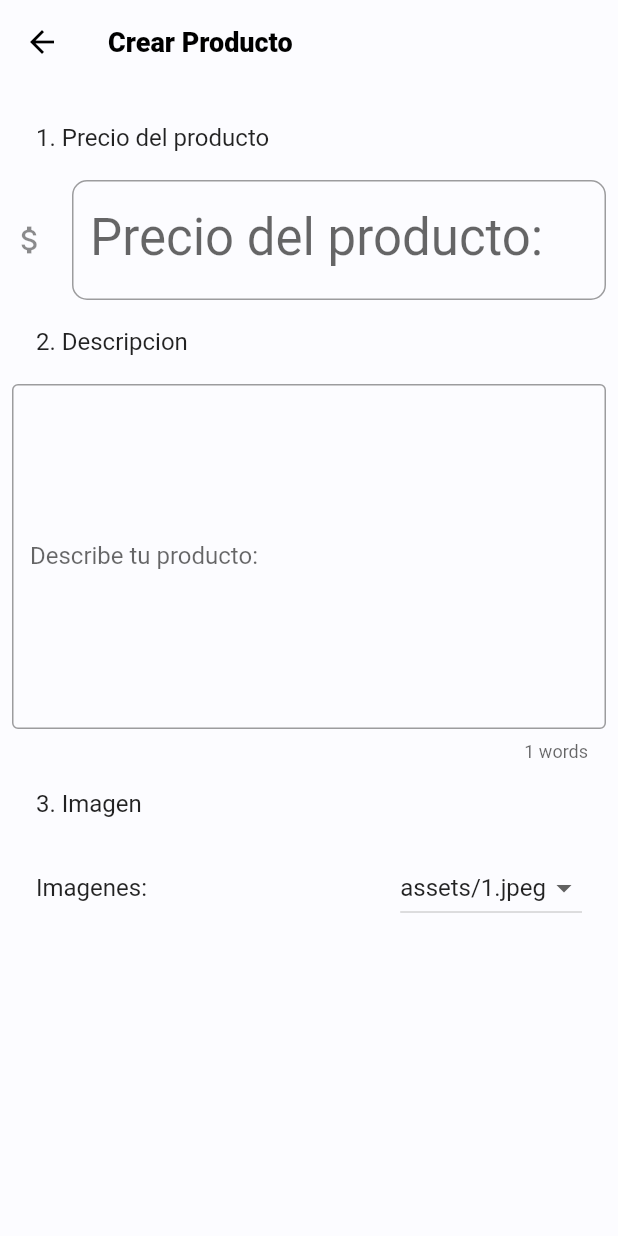
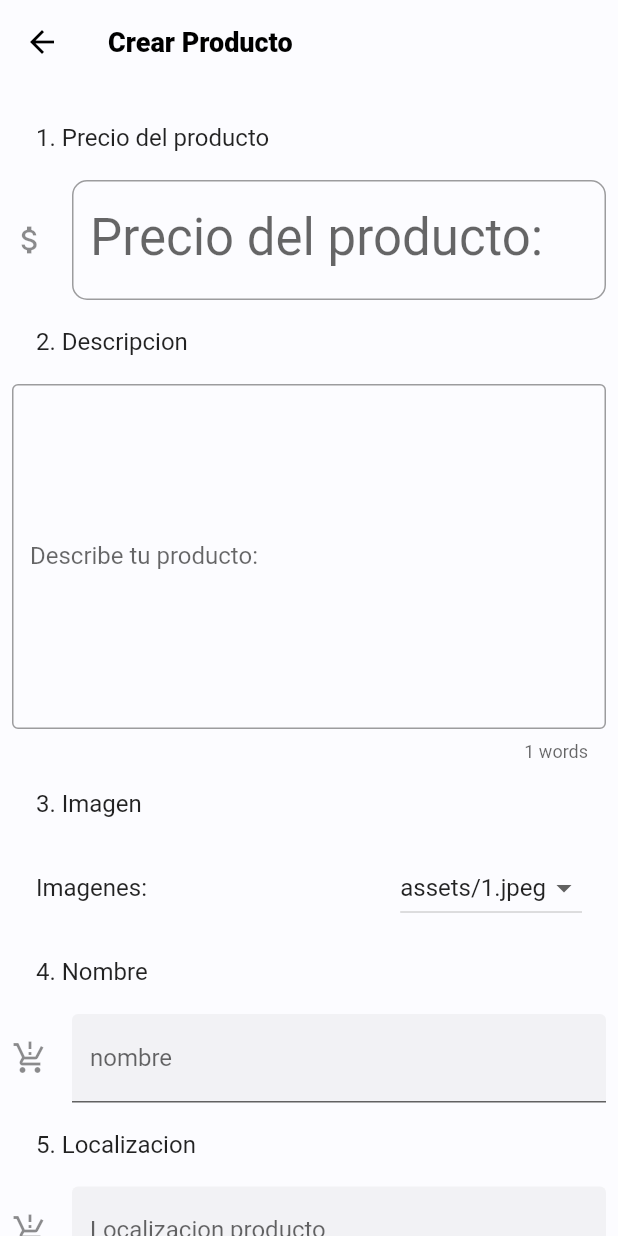
Before and after one commit to Hernan1014/Tesis, a Flutter app: the ProductoCreate screen opened directly, on a phone screen of 412 x 824 dp. Run offline on Flutter 3.47's test engine with Material 2 defaults, Android fonts, the phone set to English and light mode, and no system bars; our stand-ins replace sqflite; missing offline and left inert: credit_card, flutter_sparkline, giffy_dialog; accounts and stored records are empty.

Commit message:
LV-01 Base de datos almacenar

```diff
--- a/lib/screens/producto_create.dart
+++ b/lib/screens/producto_create.dart
@@ -1,5 +1,7 @@
 import 'package:flutter/material.dart';
-
+import 'package:giffy_dialog/giffy_dialog.dart';
+import 'package:tambo/model/producto.dart';
+import 'package:tambo/provider/db_provider.dart';
 
 class ProductoCreate extends StatefulWidget {
   const ProductoCreate({Key key}) : super(key: key);
@@ -10,12 +12,16 @@ class ProductoCreate extends StatefulWidget {
 
 class _ProductoCreateState extends State<ProductoCreate> {
   bool _numberInputIsValid = true;
-
+  String _nombre = '';
+  String _localizacion = '';
+  String _precio = '';
   static const menuItems = <String>[
     'assets/1.jpeg',
     'assets/2.jpeg',
     'assets/3.jpeg',
     'assets/4.jpeg',
+    'assets/5.jpeg',
+    'assets/6.jpeg',
   ];
   final List<DropdownMenuItem<String>> _dropDownMenuItems = menuItems
       .map(
@@ -25,7 +31,6 @@ class _ProductoCreateState extends State<ProductoCreate> {
         ),
       )
       .toList();
-
 
   String _btn2SelectedVal = 'assets/1.jpeg';
 
@@ -41,15 +46,8 @@ class _ProductoCreateState extends State<ProductoCreate> {
           borderRadius: BorderRadius.all(Radius.circular(10.0)),
         ),
       ),
-      onSubmitted: (val) =>print(val),
       onChanged: (String val) {
-        final v = int.tryParse(val);
-        debugPrint('parsed value = $v');
-        if (v == null) {
-          setState(() => _numberInputIsValid = false);
-        } else {
-          setState(() => _numberInputIsValid = true);
-        }
+        this._precio = val;
       },
     );
   }
@@ -71,12 +69,10 @@ class _ProductoCreateState extends State<ProductoCreate> {
     );
   }
 
-
-
   @override
   Widget build(BuildContext context) {
     return Scaffold(
-       appBar: AppBar (
+      appBar: AppBar(
         title: Text('Crear Producto'),
       ),
       body: ListView(
@@ -100,7 +96,91 @@ class _ProductoCreateState extends State<ProductoCreate> {
               items: _dropDownMenuItems,
             ),
           ),
-
+          const ListTile(title: Text('4. Nombre')),
+          TextFormField(
+            decoration: const InputDecoration(
+              border: UnderlineInputBorder(),
+              filled: true,
+              icon: Icon(Icons.production_quantity_limits),
+              hintText: 'Producto',
+              labelText: 'nombre',
+            ),
+            keyboardType: TextInputType.text,
+            onChanged: (String value) {
+              this._nombre = value;
+              print('email=$_nombre');
+            },
+          ),
+          const ListTile(title: Text('5. Localizacion')),
+          TextFormField(
+            decoration: const InputDecoration(
+              border: UnderlineInputBorder(),
+              filled: true,
+              icon: Icon(Icons.production_quantity_limits),
+              hintText: 'Localizacion',
+              labelText: 'Localizacion producto',
+            ),
+            keyboardType: TextInputType.text,
+            onChanged: (String value) {
+              this._localizacion = value;
+            },
+          ),
+          const SizedBox(height: 24.0),
+          TextButton(
+            style: TextButton.styleFrom(
+                primary: Colors.blue, backgroundColor: Colors.black87),
+            onPressed: () {
+              if (this._nombre.isNotEmpty &&
+                  this._localizacion.isNotEmpty &&
+                  this._controller.text.isNotEmpty &&
+                  this._precio.isNotEmpty) {
+                Producto p = new Producto(
+                    id: '12',
+                    nombre: this._nombre,
+                    descripcion: this._controller.text,
+                    location: this._localizacion,
+                    precio: int.tryParse(this._precio),
+                    img: _btn2SelectedVal);
+                print(p.toJson());
+                DBProvider.db.nuevoProducto(p);
+                showDialog(
+                    context: context,
+                    builder: (_) => NetworkGiffyDialog(
+                          image: Image.network(
+                              "https://raw.githubusercontent.com/Shashank02051997/FancyGifDialog-Android/master/GIF's/gif14.gif"),
+                          title: Text(
+                              'Genial tu producto se almaceno en la base de datos',
+                              textAlign: TextAlign.center,
+                              style: TextStyle(
+                                  fontSize: 22.0, fontWeight: FontWeight.w600)),
+                          description: Text(
+                            'Espera un momento mientras terminamos de empacar tus cosas online',
+                            textAlign: TextAlign.center,
+                          ),
+                          entryAnimation: EntryAnimation.BOTTOM_LEFT,
+                          onOkButtonPressed: () {},
+                        ));
+              } else {
+                showDialog(
+                    context: context,
+                    builder: (_) => NetworkGiffyDialog(
+                          image: Image.network(
+                              "https://miro.medium.com/max/1036/1*RldwUWW-o27j6heG9dyUbQ.gif"),
+                          title: Text('Error tiene que llenar todos los datos ',
+                              textAlign: TextAlign.center,
+                              style: TextStyle(
+                                  fontSize: 22.0, fontWeight: FontWeight.w600)),
+                          description: Text(
+                            'Espera un momento verifique que los datos esten llenos',
+                            textAlign: TextAlign.center,
+                          ),
+                          entryAnimation: EntryAnimation.BOTTOM_LEFT,
+                          onOkButtonPressed: () {},
+                        ));
+              }
+            },
+            child: Text('Guardar'),
+          )
         ],
       ),
     );
--- a/pubspec.yaml
+++ b/pubspec.yaml
@@ -34,7 +34,7 @@ dependencies:
   flutter_sparkline: "^0.1.0"
   flutter_staggered_grid_view: "^0.3.0"
   sqflite: ^1.3.0
-  path_provider: ^1.6.7
+  path_provider: ^2.0.0-nullsafety.1
   json_annotation: ^3.0.1
 
 dev_dependencies:
```
Also changed, not shown: lib/provider/db_provider.dart (+2 -5 lines), pubspec.lock. Lines whose indentation alone changed are shown as unchanged.
